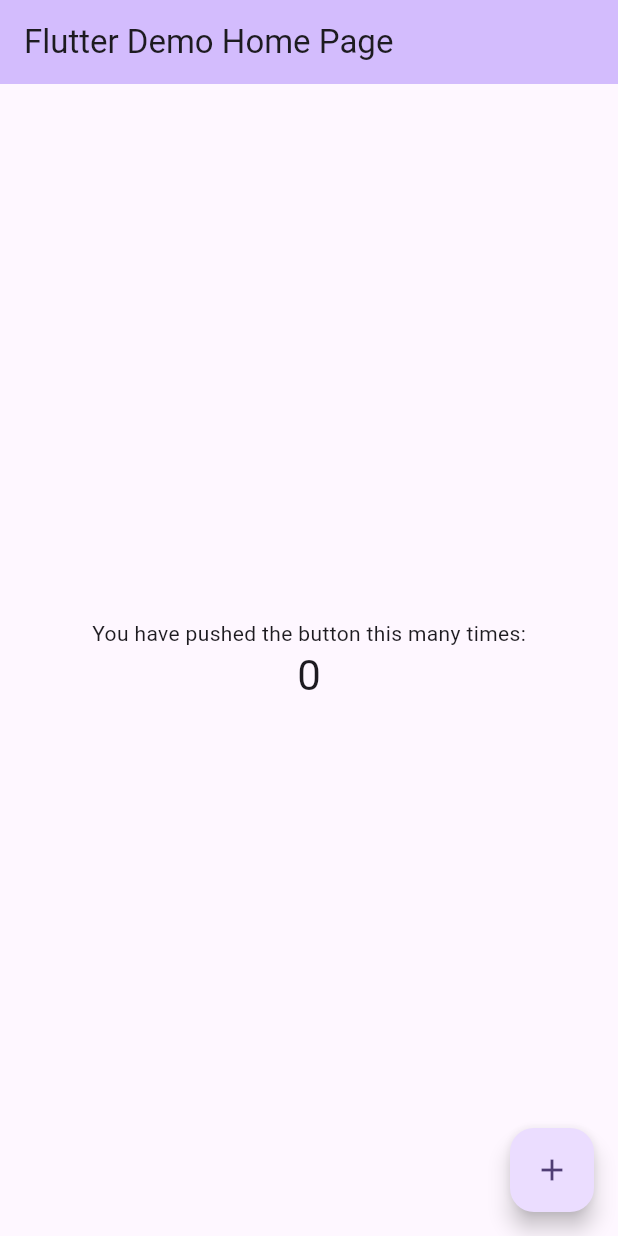
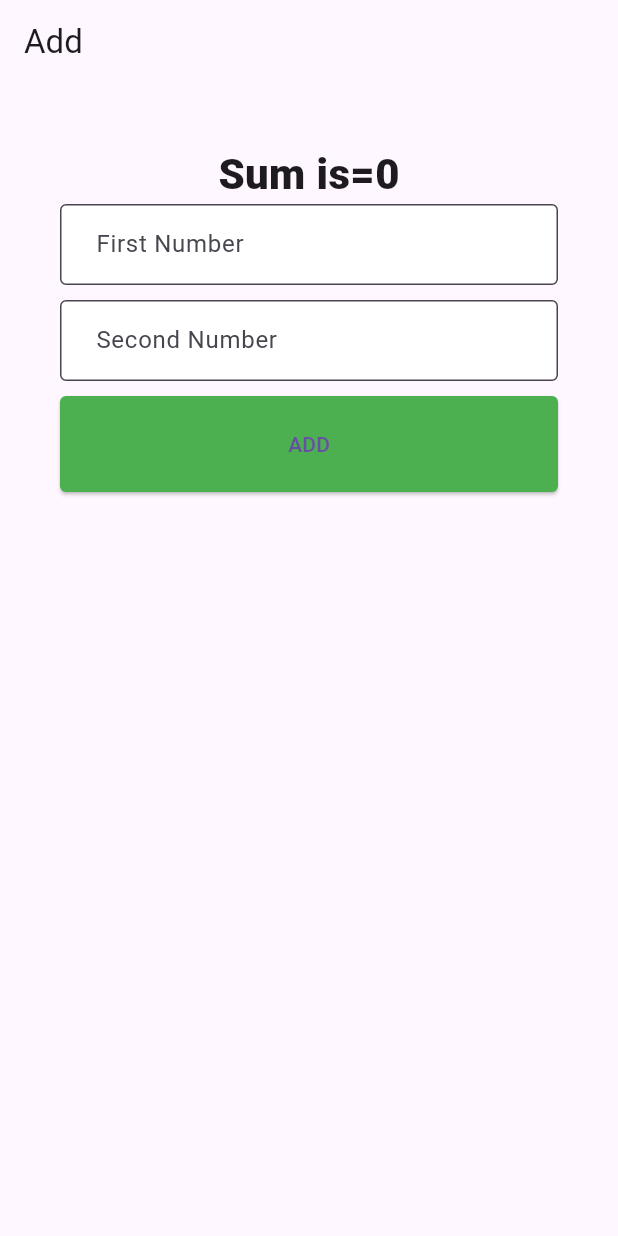
Before and after one commit to nimeullaha71/counterapp, a Flutter app: the screen it shows after launch, on a phone screen of 412 x 824 dp. Run offline on Flutter 3.47's test engine with Material 3 defaults, Android fonts, the phone set to English and light mode, and no system bars.

Commit message:
sum app ui

```diff
--- a/lib/main.dart
+++ b/lib/main.dart
@@ -1,125 +1,50 @@
+import 'package:counterapp/sumApp.dart';
+import 'package:flutter/cupertino.dart';
 import 'package:flutter/material.dart';
 
-void main() {
-  runApp(const MyApp());
+void main(){
+  runApp(MyApp());
 }
 
-class MyApp extends StatelessWidget {
-  const MyApp({super.key});
-
-  // This widget is the root of your application.
+class MyApp extends StatelessWidget{
   @override
   Widget build(BuildContext context) {
     return MaterialApp(
-      title: 'Flutter Demo',
-      theme: ThemeData(
-        // This is the theme of your application.
-        //
-        // TRY THIS: Try running your application with "flutter run". You'll see
-        // the application has a purple toolbar. Then, without quitting the app,
-        // try changing the seedColor in the colorScheme below to Colors.green
-        // and then invoke "hot reload" (save your changes or press the "hot
-        // reload" button in a Flutter-supported IDE, or press "r" if you used
-        // the command line to start the app).
-        //
-        // Notice that the counter didn't reset back to zero; the application
-        // state is not lost during the reload. To reset the state, use hot
-        // restart instead.
-        //
-        // This works for code too, not just values: Most code changes can be
-        // tested with just a hot reload.
-        colorScheme: ColorScheme.fromSeed(seedColor: Colors.deepPurple),
-        useMaterial3: true,
-      ),
-      home: const MyHomePage(title: 'Flutter Demo Home Page'),
+      title: "Counter App",
+      home: MyHomePage(),
     );
   }
 }
 
-class MyHomePage extends StatefulWidget {
-  const MyHomePage({super.key, required this.title});
-
-  // This widget is the home page of your application. It is stateful, meaning
-  // that it has a State object (defined below) that contains fields that affect
-  // how it looks.
-
-  // This class is the configuration for the state. It holds the values (in this
-  // case the title) provided by the parent (in this case the App widget) and
-  // used by the build method of the State. Fields in a Widget subclass are
-  // always marked "final".
-
-  final String title;
-
+class MyHomePage extends StatefulWidget{
   @override
-  State<MyHomePage> createState() => _MyHomePageState();
+  State<StatefulWidget> createState() {
+    return SumAppUI();
+  }
 }
 
-class _MyHomePageState extends State<MyHomePage> {
-  int _counter = 0;
+class MyHomePageUI extends State<MyHomePage>{
 
-  void _incrementCounter() {
-    setState(() {
-      // This call to setState tells the Flutter framework that something has
-      // changed in this State, which causes it to rerun the build method below
-      // so that the display can reflect the updated values. If we changed
-      // _counter without calling setState(), then the build method would not be
-      // called again, and so nothing would appear to happen.
-      _counter++;
-    });
-  }
+  int countNumber = 0;
 
   @override
   Widget build(BuildContext context) {
-    // This method is rerun every time setState is called, for instance as done
-    // by the _incrementCounter method above.
-    //
-    // The Flutter framework has been optimized to make rerunning build methods
-    // fast, so that you can just rebuild anything that needs updating rather
-    // than having to individually change instances of widgets.
     return Scaffold(
       appBar: AppBar(
-        // TRY THIS: Try changing the color here to a specific color (to
-        // Colors.amber, perhaps?) and trigger a hot reload to see the AppBar
-        // change color while the other colors stay the same.
-        backgroundColor: Theme.of(context).colorScheme.inversePrimary,
-        // Here we take the value from the MyHomePage object that was created by
-        // the App.build method, and use it to set our appbar title.
-        title: Text(widget.title),
+        title: Text("Counter App"),
       ),
       body: Center(
-        // Center is a layout widget. It takes a single child and positions it
-        // in the middle of the parent.
-        child: Column(
-          // Column is also a layout widget. It takes a list of children and
-          // arranges them vertically. By default, it sizes itself to fit its
-          // children horizontally, and tries to be as tall as its parent.
-          //
-          // Column has various properties to control how it sizes itself and
-          // how it positions its children. Here we use mainAxisAlignment to
-          // center the children vertically; the main axis here is the vertical
-          // axis because Columns are vertical (the cross axis would be
-          // horizontal).
-          //
-          // TRY THIS: Invoke "debug painting" (choose the "Toggle Debug Paint"
-          // action in the IDE, or press "p" in the console), to see the
-          // wireframe for each widget.
-          mainAxisAlignment: MainAxisAlignment.center,
-          children: <Widget>[
-            const Text(
-              'You have pushed the button this many times:',
-            ),
-            Text(
-              '$_counter',
-              style: Theme.of(context).textTheme.headlineMedium,
-            ),
-          ],
-        ),
+        child: Text(countNumber.toString()),
       ),
       floatingActionButton: FloatingActionButton(
-        onPressed: _incrementCounter,
-        tooltip: 'Increment',
-        child: const Icon(Icons.add),
-      ), // This trailing comma makes auto-formatting nicer for build methods.
+        child: Icon(Icons.add),
+        onPressed: (){
+          setState(() {
+            countNumber = countNumber+1;
+          });
+        },
+      ),
     );
   }
+
 }
--- /dev/null
+++ b/lib/style.dart
@@ -0,0 +1,29 @@
+
+import 'package:flutter/material.dart';
+
+InputDecoration AppInputStyle(label){
+  return InputDecoration(
+    contentPadding: EdgeInsets.fromLTRB(20, 10, 10, 20),
+    fillColor: Colors.white,
+    filled: true,
+    border: OutlineInputBorder(),
+    labelText: label
+  );
+}
+
+TextStyle HeadTextStyle(){
+  return TextStyle(
+    fontSize: 28,
+    fontWeight: FontWeight.w800,
+  );
+}
+
+ButtonStyle AppButtonStyle(){
+  return ElevatedButton.styleFrom(
+    padding: EdgeInsets.all(22),
+    backgroundColor: Colors.green,
+    shape: RoundedRectangleBorder(
+      borderRadius: BorderRadius.all(Radius.circular(4))
+    )
+  );
+}
--- /dev/null
+++ b/lib/sumApp.dart
@@ -0,0 +1,56 @@
+import 'package:counterapp/main.dart';
+import 'package:counterapp/style.dart';
+import 'package:flutter/cupertino.dart';
+import 'package:flutter/material.dart';
+
+// void main() {
+//   runApp(MyApp());
+// }
+//
+// class MyApp extends StatelessWidget {
+//   @override
+//   Widget build(BuildContext context) {
+//     return MaterialApp(
+//       title: "Sum App",
+//       home: MyHomePage(),
+//     );
+//   }
+// }
+//
+// class MyHomePage extends StatefulWidget {
+//   @override
+//   State<StatefulWidget> createState() {
+//     return SumAppUI();
+//   }
+// }
+
+class SumAppUI extends State<MyHomePage> {
+  @override
+  Widget build(BuildContext context) {
+    return Scaffold(
+      appBar: AppBar(
+        title: Text("Add"),
+      ),
+      body: Padding(padding: EdgeInsets.all(40),
+      child: Column(
+        mainAxisAlignment: MainAxisAlignment.start,
+        children: [
+          Text("Sum is=0",style: HeadTextStyle(),),
+          TextFormField(decoration: AppInputStyle("First Number"),),
+          SizedBox(height: 10,),
+          TextFormField(decoration: AppInputStyle("Second Number")),
+          SizedBox(height: 10,),
+          Container(
+            width: double.infinity,
+            child: ElevatedButton(
+                style: AppButtonStyle(),
+                onPressed: (){
+
+            }, child: Text("ADD")),
+          )
+        ],
+      ),
+      )
+    );
+  }
+}
```
